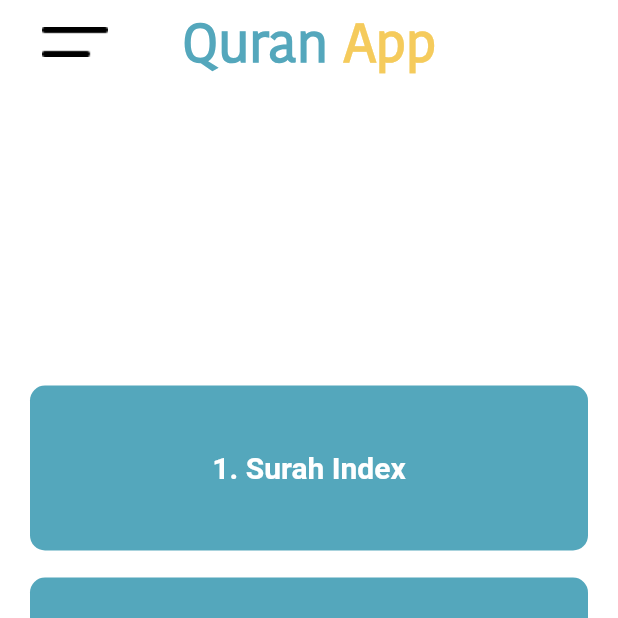
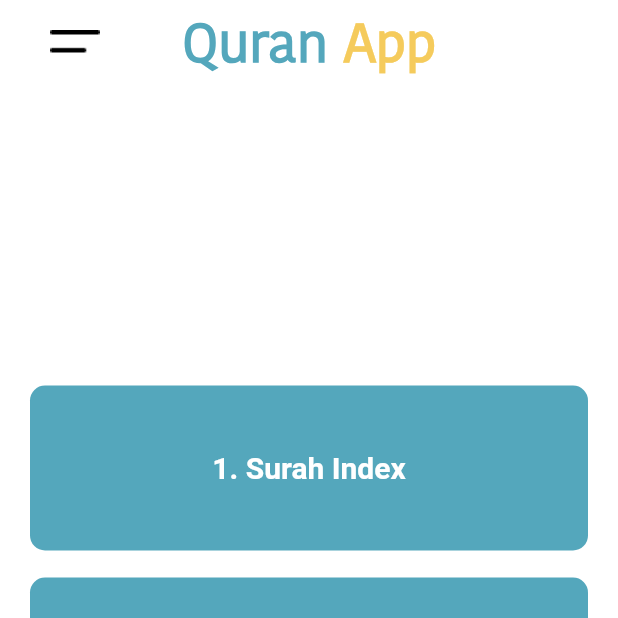
Before and after one commit to MuhammadJamalAshrafi/quran_app, a Flutter app: the screen it shows after launch, on a phone screen of 412 x 824 dp, the top half of it. Run offline on Flutter 3.47's test engine with Material 2 defaults, Android fonts, the phone set to English and light mode, and no system bars.

Commit message:
icons updated

```diff
--- a/lib/screens/home.dart
+++ b/lib/screens/home.dart
@@ -8,7 +8,7 @@
     return Scaffold(
       appBar: AppBar(
         backgroundColor: Colors.white,
-        leading: const ImageIcon(AssetImage("images/menu.png"), color: Colors.black,size: 10.0),
+        leading: const ImageIcon(AssetImage("images/menu.png"), color: Colors.black),
         leadingWidth: 100,
         title: RichText(
           text: TextSpan(
```
Also changed, not shown: images/menu.png, images/menu.svg (added).
